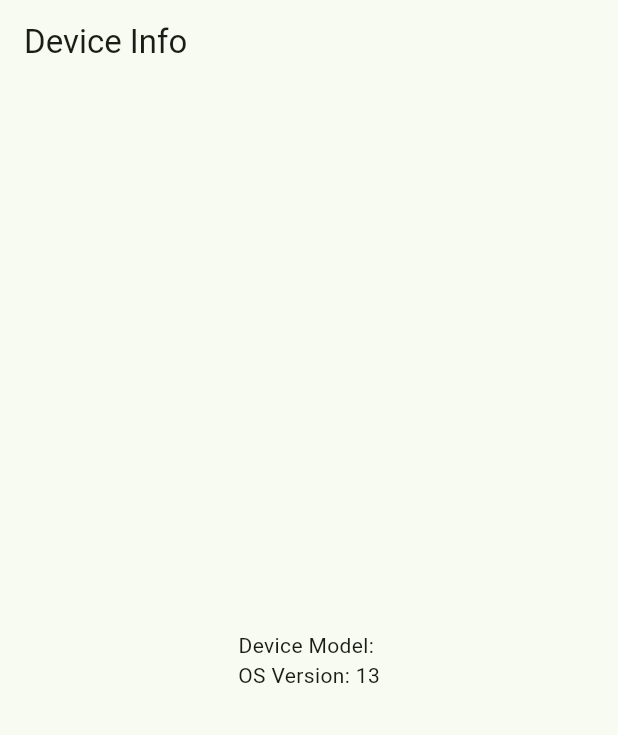
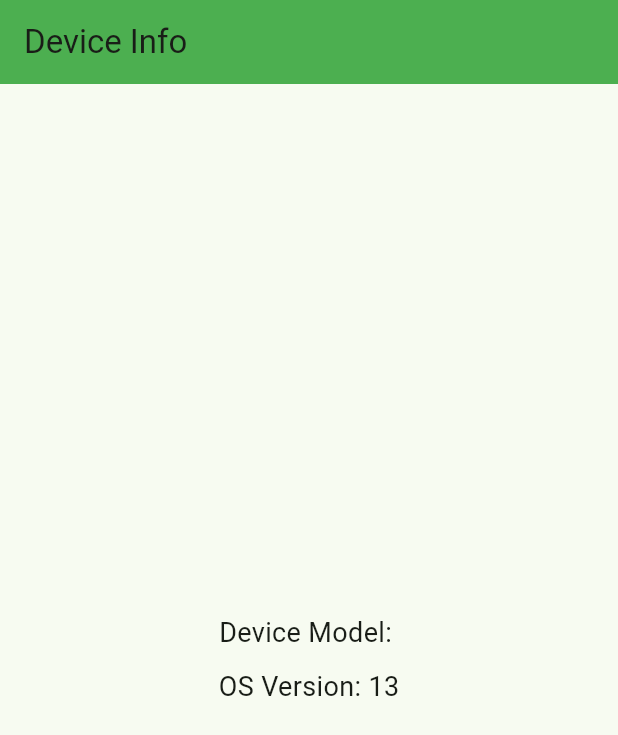
Before and after one commit to MoNia1126/Device-Info, a Flutter app: the screen it shows after launch, on a phone screen of 412 x 824 dp. Shown: the top 735 px of the screen. Run offline on Flutter 3.47's test engine with Material 3 defaults, Android fonts, the phone set to English and light mode, and no system bars; our stand-ins replace device_info_plus.

Commit message:
Finished Readme file and enhance UI

```diff
--- a/lib/home_screen.dart
+++ b/lib/home_screen.dart
@@ -4,28 +4,15 @@ import 'package:flutter/material.dart';
 class HomeScreen extends StatelessWidget {
   final DeviceInfoService deviceInfoService = DeviceInfoService();
 
-// class _HomeScreenState extends State<HomeScreen> {
-//   String deviceModel = "Loading...";
-//   String osVersion = "Loading...";
-//
-//   @override
-//   void initState() {
-//     super.initState();
-//     _loadDeviceInfo();
-//   }
-//
-//   Future<void> _loadDeviceInfo() async {
-//     final info = await DeviceInfoService.getDeviceInfo();
-//     setState(() {
-//       deviceModel = info["model"] ?? "Unknown";
-//       osVersion = info["osVersion"] ?? "Unknown";
-//     });
-//   }
+  HomeScreen({super.key});
 
   @override
   Widget build(BuildContext context) {
     return Scaffold(
-        appBar: AppBar(title: const Text('Device Info')),
+        appBar: AppBar(
+          title: const Text('Device Info'),
+          backgroundColor: Colors.green,
+        ),
         body: FutureBuilder<Map<String, String>>(
             future: deviceInfoService.getDeviceInfo(),
             builder: (context, snapshot) {
@@ -41,8 +28,11 @@ class HomeScreen extends StatelessWidget {
                   child: Column(
                     mainAxisAlignment: MainAxisAlignment.center,
                     children: [
-                      Text('Device Model: ${deviceData['model']}'),
-                      Text('OS Version: ${deviceData['osVersion']}'),
+                      Text('Device Model: ${deviceData['model']}',
+                          style: TextStyle(fontSize: 18)),
+                      SizedBox(height: 10),
+                      Text('OS Version: ${deviceData['osVersion']}',
+                          style: TextStyle(fontSize: 18)),
                     ],
                   ),
                 );
--- a/lib/main.dart
+++ b/lib/main.dart
@@ -12,6 +12,7 @@ class MyApp extends StatelessWidget {
   Widget build(BuildContext context) {
     return MaterialApp(
       title: 'Device Info',
+      debugShowCheckedModeBanner: false,
       theme: ThemeData(
         colorScheme: ColorScheme.fromSeed(seedColor: Colors.green),
         useMaterial3: true,
```
Also changed, not shown: screens/output.jpg (added), 1 other file.
